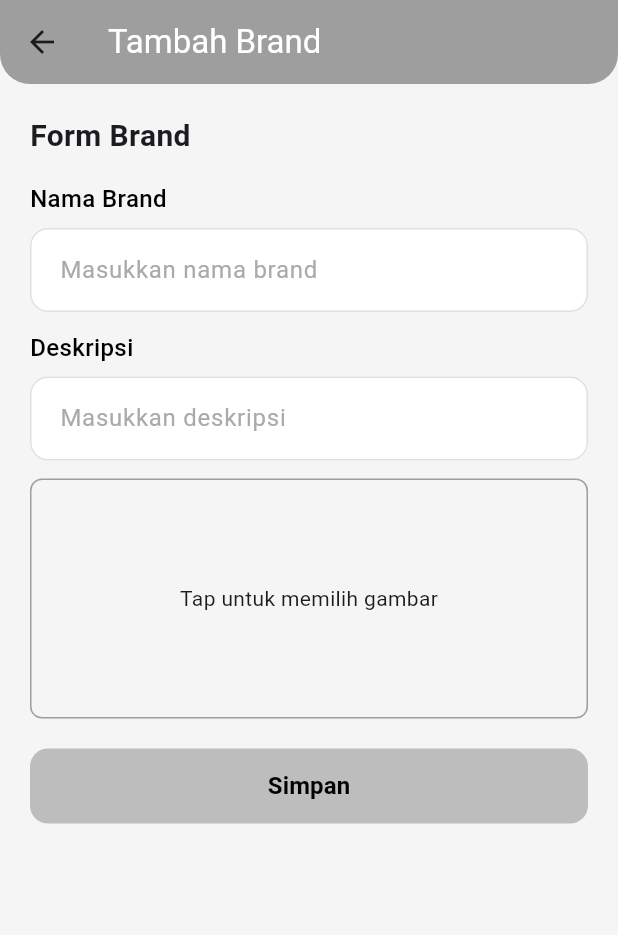
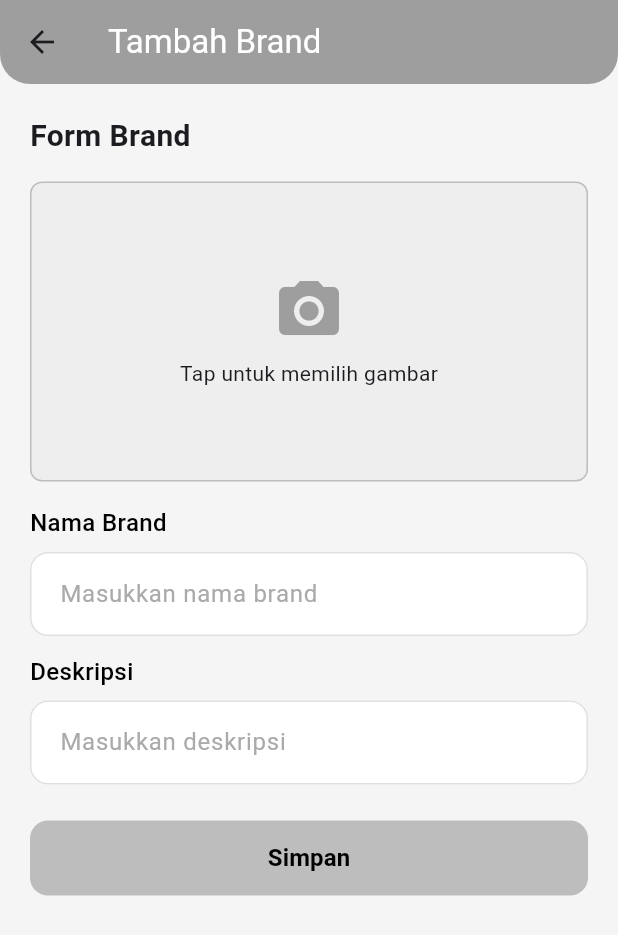
Before and after one commit to SulTenZ/APL-Smartstock-Mobile, a Flutter app: the BrandBody screen opened directly, after a tap on the "add" icon, on a phone screen of 412 x 824 dp. Shown: the top 935 px of the screen. Run offline on Flutter 3.47's test engine with Material 3 defaults, Android fonts, the phone set to English and light mode, and no system bars; our stand-ins replace flutter_dotenv, google_fonts, image_picker, shared_preferences; accounts and stored records are empty; network calls fail.

Commit message:
fix some interfaces

```diff
--- a/lib/data/services/product_size_service.dart
+++ /dev/null
@@ -1 +0,0 @@
-// lib/data/services/product_size_service.dart
--- a/lib/features/stock/brand/create_brand/create_brand_view.dart
+++ b/lib/features/stock/brand/create_brand/create_brand_view.dart
@@ -1,4 +1,3 @@
-// lib/features/stock/brand/create_brand/create_brand_view.dart
 import 'package:flutter/material.dart';
 import 'package:provider/provider.dart';
 import '/common/widgets/custom_form.dart';
@@ -42,35 +41,59 @@ class _CreateBrandBody extends StatelessWidget {
               style: TextStyle(fontSize: 20, fontWeight: FontWeight.w600),
             ),
             const SizedBox(height: 16),
+
+            // Image Picker dipindah ke atas
+            GestureDetector(
+              onTap: controller.pickImage,
+              child: Container(
+                height: 200,
+                decoration: BoxDecoration(
+                  color: Colors.grey.shade200,
+                  borderRadius: BorderRadius.circular(8.0),
+                  border: Border.all(color: Colors.grey.shade400),
+                ),
+                child: controller.imageFile != null
+                    ? ClipRRect(
+                        borderRadius: BorderRadius.circular(8.0),
+                        child: Image.file(
+                          controller.imageFile!,
+                          width: double.infinity,
+                          height: double.infinity,
+                          fit: BoxFit.cover,
+                        ),
+                      )
+                    : const Center(
+                        child: Column(
+                          mainAxisAlignment: MainAxisAlignment.center,
+                          children: [
+                            Icon(Icons.camera_alt, size: 48, color: Colors.grey),
+                            SizedBox(height: 8),
+                            Text('Tap untuk memilih gambar'),
+                          ],
+                        ),
+                      ),
+              ),
+            ),
+
+            const SizedBox(height: 16),
+
             CustomFormField(
               label: 'Nama Brand',
               hintText: 'Masukkan nama brand',
-              controller: controller.namaController, onChanged: (val) {  },
+              controller: controller.namaController,
+              onChanged: (val) {},
             ),
             const SizedBox(height: 12),
+
             CustomFormField(
               label: 'Deskripsi',
               hintText: 'Masukkan deskripsi',
-              controller: controller.deskripsiController, onChanged: (val) {  },
+              controller: controller.deskripsiController,
+              onChanged: (val) {},
             ),
-            const SizedBox(height: 12),
-            GestureDetector(
-              onTap: controller.pickImage,
-              child: Container(
-                height: 160,
-                decoration: BoxDecoration(
-                  border: Border.all(color: Colors.grey),
-                  borderRadius: BorderRadius.circular(8),
-                ),
-                child: controller.imageFile != null
-                    ? ClipRRect(
-                        borderRadius: BorderRadius.circular(8),
-                        child: Image.file(controller.imageFile!, fit: BoxFit.cover),
-                      )
-                    : const Center(child: Text('Tap untuk memilih gambar')),
-              ),
-            ),
-            const SizedBox(height: 20),
+
+            const SizedBox(height: 24),
+
             CustomButton(
               text: 'Simpan',
               onPressed: () async {
```
Also changed, not shown: lib/data/services/product_service.dart (+13 -18 lines), lib/features/stock/brand/brand_view.dart (+40 -4 lines), lib/features/stock/brand/edit_brand/edit_brand_view.dart (+44 -21 lines), lib/features/stock/category/category_view.dart (+44 -8 lines), lib/features/stock/category/edit_category/edit_category_view.dart (+4 -4 lines), lib/features/stock/product/detail_product/detail_product_controller.dart (+5 -6 lines), lib/features/stock/product/detail_product/detail_product_view.dart (+7 -6 lines), lib/features/stock/product/edit_product/edit_product_view.dart (+42 -19 lines).
